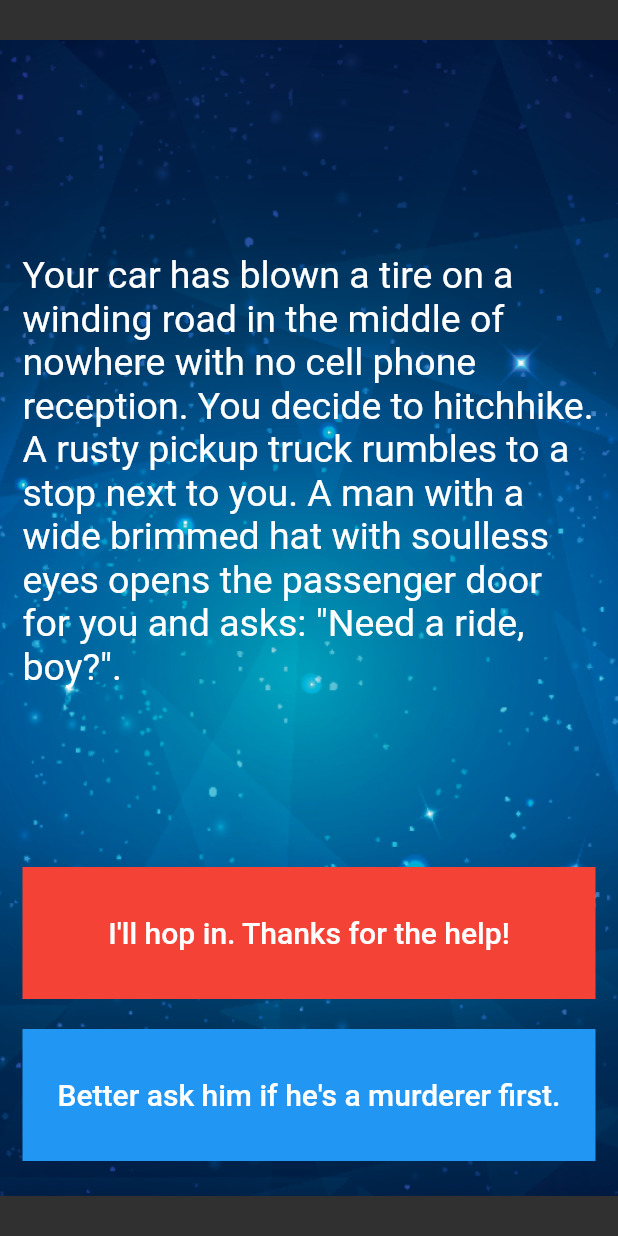
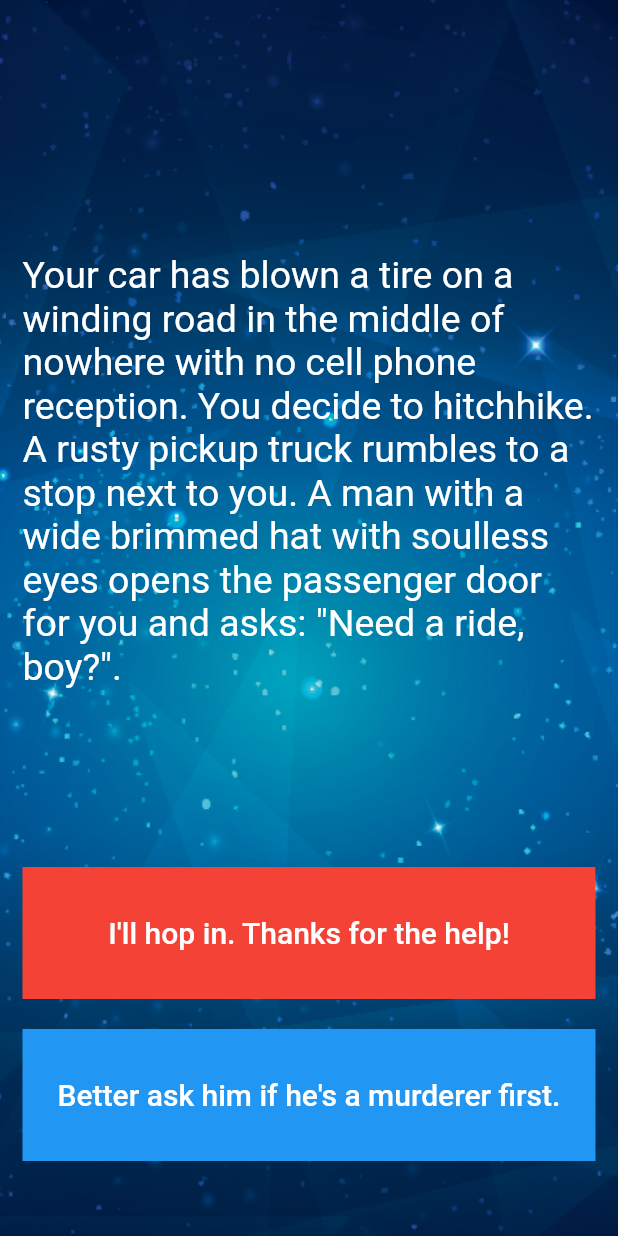
Before and after one commit to akshay-git20/Destini_App, a Flutter app: the screen it shows after launch, on a phone screen of 412 x 824 dp. Run offline on Flutter 3.47's test engine with Material 2 defaults, Android fonts, the phone set to English and light mode, and no system bars; our stand-ins replace velocity_x.

Commit message:
background image updated

```diff
--- a/destini_app/lib/main.dart
+++ b/destini_app/lib/main.dart
@@ -37,7 +37,7 @@ class _StoryPageState extends State<StoryPage> {
     return Scaffold(
       body: Container(
         decoration: BoxDecoration(
-            image: DecorationImage(image: AssetImage("images/background.png"))),
+            image: DecorationImage(image: AssetImage("images/background.png"),fit: BoxFit.cover)),
         padding: EdgeInsets.symmetric(vertical: 50.0, horizontal: 15.0),
         constraints: BoxConstraints.expand(),
         child: SafeArea(
```
